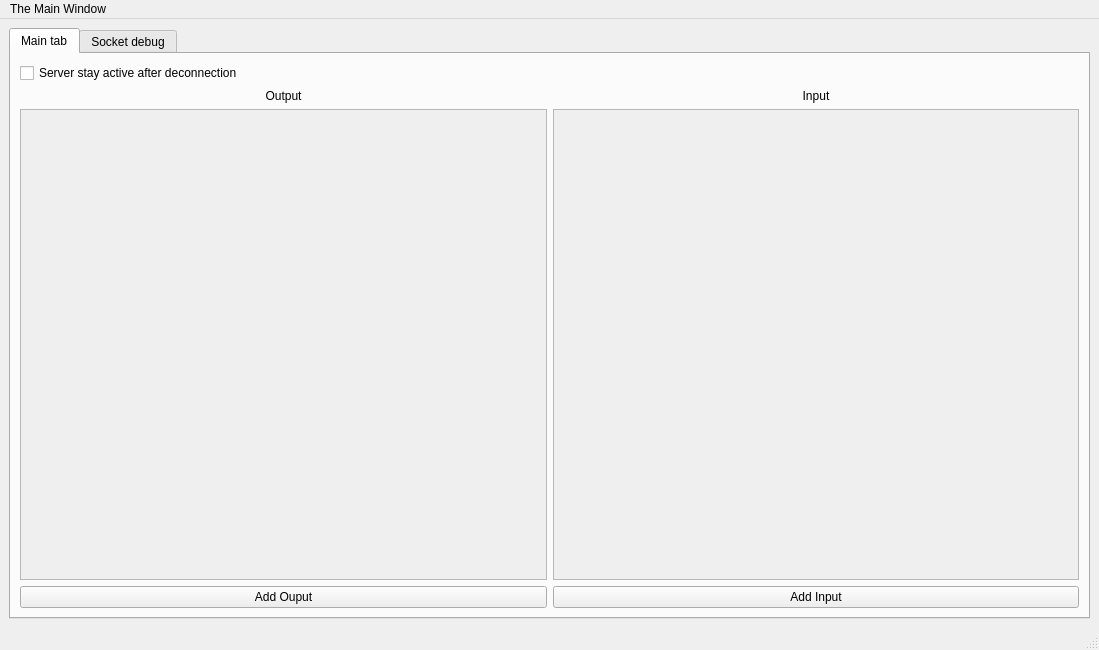
This is client/src/gui/mainwindow.ui in aureljah/Simple-Rpi-Gui as Qt 5 draws it before an edit. The edited form follows.
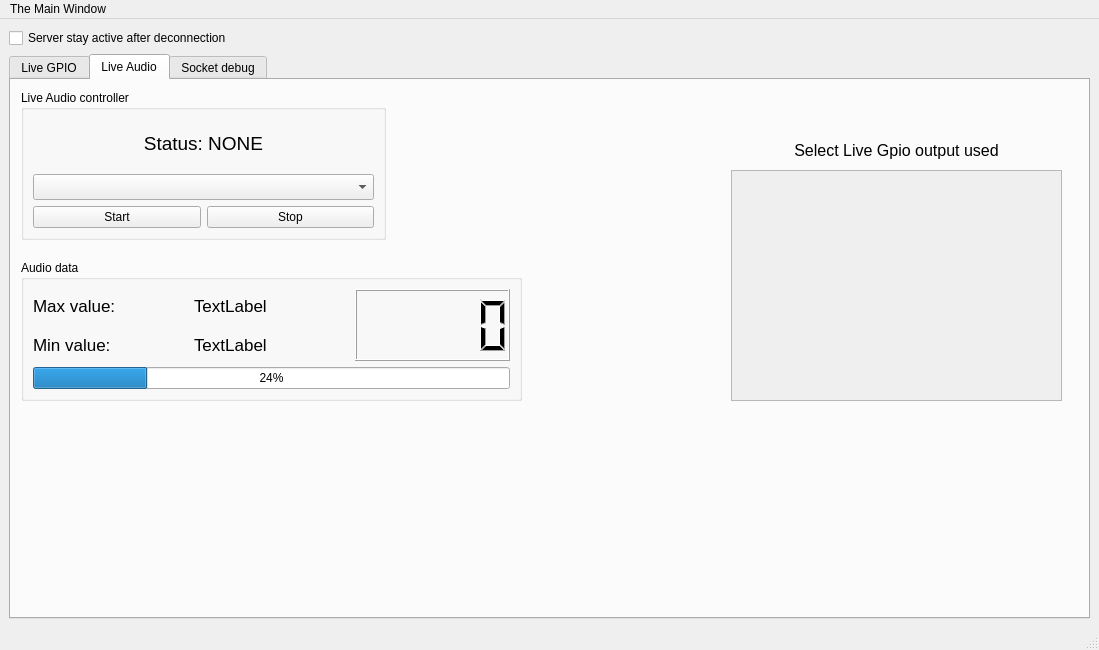
This is the edited form.

Commit message: added mode audio live + improved serverApi with thread

```diff
--- a/client/src/gui/mainwindow.ui
+++ b/client/src/gui/mainwindow.ui
@@ -33,10 +33,10 @@
     </sizepolicy>
    </property>
    <layout class="QGridLayout" name="gridLayout_3">
-    <item row="0" column="0">
+    <item row="1" column="0">
      <widget class="QTabWidget" name="tabWidget">
       <property name="currentIndex">
-       <number>0</number>
+       <number>1</number>
       </property>
       <widget class="QWidget" name="live_tab">
        <property name="sizePolicy">
@@ -46,7 +46,7 @@
         </sizepolicy>
        </property>
        <attribute name="title">
-        <string>Main tab</string>
+        <string>Live GPIO</string>
        </attribute>
        <layout class="QGridLayout" name="gridLayout_4">
         <item row="4" column="1">
@@ -120,15 +120,236 @@
           </property>
          </widget>
         </item>
-        <item row="0" column="0">
-         <widget class="QCheckBox" name="settingStayActive">
-          <property name="text">
-           <string>Server stay active after deconnection</string>
-          </property>
-         </widget>
-        </item>
        </layout>
       </widget>
+      <widget class="QWidget" name="audio_tab">
+       <property name="minimumSize">
+        <size>
+         <width>1077</width>
+         <height>524</height>
+        </size>
+       </property>
+       <property name="maximumSize">
+        <size>
+         <width>1077</width>
+         <height>524</height>
+        </size>
+       </property>
+       <attribute name="title">
+        <string>Live Audio</string>
+       </attribute>
+       <widget class="QGroupBox" name="live_audio_controller">
+        <property name="geometry">
+         <rect>
+          <x>10</x>
+          <y>10</y>
+          <width>365</width>
+          <height>150</height>
+         </rect>
+        </property>
+        <property name="minimumSize">
+         <size>
+          <width>365</width>
+          <height>150</height>
+         </size>
+        </property>
+        <property name="maximumSize">
+         <size>
+          <width>581</width>
+          <height>150</height>
+         </size>
+        </property>
+        <property name="title">
+         <string>Live Audio controller</string>
+        </property>
+        <layout class="QVBoxLayout" name="verticalLayout_2">
+         <item>
+          <widget class="QLabel" name="live_audio_status_label">
+           <property name="font">
+            <font>
+             <pointsize>14</pointsize>
+            </font>
+           </property>
+           <property name="text">
+            <string>Status: NONE</string>
+           </property>
+           <property name="alignment">
+            <set>Qt::AlignCenter</set>
+           </property>
+          </widget>
+         </item>
+         <item>
+          <widget class="QComboBox" name="live_audio_controller_comboBox">
+           <property name="minimumSize">
+            <size>
+             <width>331</width>
+             <height>26</height>
+            </size>
+           </property>
+           <property name="font">
+            <font>
+             <pointsize>10</pointsize>
+             <stylestrategy>PreferDefault</stylestrategy>
+             <kerning>true</kerning>
+            </font>
+           </property>
+           <property name="currentText">
+            <string/>
+           </property>
+           <property name="placeholderText">
+            <string>Select recording device</string>
+           </property>
+           <item>
+            <property name="text">
+             <string>Default recording device</string>
+            </property>
+           </item>
+          </widget>
+         </item>
+         <item>
+          <layout class="QGridLayout" name="live_audio_controller_gridLayout">
+           <item row="0" column="0">
+            <widget class="QPushButton" name="live_audio_controller_startButton">
+             <property name="text">
+              <string>Start</string>
+             </property>
+            </widget>
+           </item>
+           <item row="0" column="1">
+            <widget class="QPushButton" name="live_audio_controller_stopButton">
+             <property name="text">
+              <string>Stop</string>
+             </property>
+            </widget>
+           </item>
+          </layout>
+         </item>
+        </layout>
+       </widget>
+       <widget class="QGroupBox" name="live_audio_graph">
+        <property name="geometry">
+         <rect>
+          <x>10</x>
+          <y>180</y>
+          <width>501</width>
+          <height>141</height>
+         </rect>
+        </property>
+        <property name="title">
+         <string>Audio data</string>
+        </property>
+        <layout class="QGridLayout" name="gridLayout">
+         <item row="3" column="0" colspan="3">
+          <widget class="QProgressBar" name="audio_current_value_progress">
+           <property name="value">
+            <number>24</number>
+           </property>
+          </widget>
+         </item>
+         <item row="0" column="0">
+          <widget class="QLabel" name="audio_max_label">
+           <property name="font">
+            <font>
+             <pointsize>13</pointsize>
+            </font>
+           </property>
+           <property name="text">
+            <string>Max value: </string>
+           </property>
+          </widget>
+         </item>
+         <item row="1" column="0">
+          <widget class="QLabel" name="audio_min_label">
+           <property name="font">
+            <font>
+             <pointsize>13</pointsize>
+            </font>
+           </property>
+           <property name="text">
+            <string>Min value: </string>
+           </property>
+          </widget>
+         </item>
+         <item row="0" column="1">
+          <widget class="QLabel" name="label_4">
+           <property name="font">
+            <font>
+             <pointsize>13</pointsize>
+            </font>
+           </property>
+           <property name="text">
+            <string>TextLabel</string>
+           </property>
+          </widget>
+         </item>
+         <item row="1" column="1">
+          <widget class="QLabel" name="label_2">
+           <property name="font">
+            <font>
+             <pointsize>13</pointsize>
+            </font>
+           </property>
+           <property name="text">
+            <string>TextLabel</string>
+           </property>
+          </widget>
+         </item>
+         <item row="0" column="2" rowspan="2">
+          <widget class="QLCDNumber" name="audio_current_value_lcd"/>
+         </item>
+        </layout>
+       </widget>
+       <widget class="QScrollArea" name="live_audio_select_scrollArea">
+        <property name="geometry">
+         <rect>
+          <x>720</x>
+          <y>90</y>
+          <width>331</width>
+          <height>231</height>
+         </rect>
+        </property>
+        <property name="minimumSize">
+         <size>
+          <width>331</width>
+          <height>231</height>
+         </size>
+        </property>
+        <property name="widgetResizable">
+         <bool>true</bool>
+        </property>
+        <widget class="QWidget" name="scrollAreaWidgetContents">
+         <property name="geometry">
+          <rect>
+           <x>0</x>
+           <y>0</y>
+           <width>329</width>
+           <height>229</height>
+          </rect>
+         </property>
+        </widget>
+       </widget>
+       <widget class="QLabel" name="label">
+        <property name="geometry">
+         <rect>
+          <x>720</x>
+          <y>60</y>
+          <width>331</width>
+          <height>21</height>
+         </rect>
+        </property>
+        <property name="font">
+         <font>
+          <pointsize>12</pointsize>
+         </font>
+        </property>
+        <property name="text">
+         <string>Select Live Gpio output used</string>
+        </property>
+        <property name="alignment">
+         <set>Qt::AlignCenter</set>
+        </property>
+       </widget>
+      </widget>
       <widget class="QWidget" name="socket_tab">
        <property name="sizePolicy">
         <sizepolicy hsizetype="Expanding" vsizetype="Expanding">
@@ -205,6 +426,13 @@
       </widget>
      </widget>
     </item>
+    <item row="0" column="0">
+     <widget class="QCheckBox" name="settingStayActive">
+      <property name="text">
+       <string>Server stay active after deconnection</string>
+      </property>
+     </widget>
+    </item>
    </layout>
   </widget>
   <widget class="QStatusBar" name="statusbar"/>
```
The commit also changes 13 other files.
